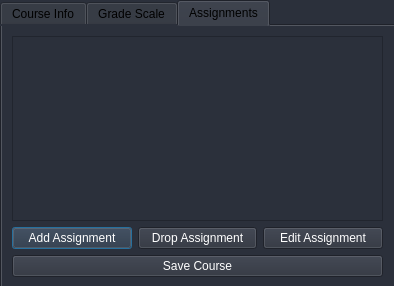
First picture: the form in src/CourseWizard.ui, repository meeksjt/SuperTeacherGradebook499, before the edit.
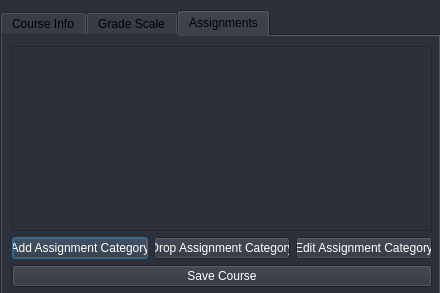
Second picture: the form after the edit. The open tabs and pages were chosen to show the change.

```diff
--- a/src/CourseWizard.ui
+++ b/src/CourseWizard.ui
@@ -6,8 +6,8 @@
    <rect>
     <x>0</x>
     <y>0</y>
-    <width>394</width>
-    <height>286</height>
+    <width>440</width>
+    <height>293</height>
    </rect>
   </property>
   <property name="windowTitle">
@@ -29,9 +29,9 @@
    <property name="geometry">
     <rect>
      <x>0</x>
-     <y>0</y>
-     <width>401</width>
-     <height>301</height>
+     <y>10</y>
+     <width>441</width>
+     <height>291</height>
     </rect>
    </property>
    <property name="sizePolicy">
@@ -603,7 +603,7 @@
       <rect>
        <x>10</x>
        <y>10</y>
-       <width>371</width>
+       <width>420</width>
        <height>241</height>
       </rect>
      </property>
@@ -618,21 +618,21 @@
           <item>
            <widget class="QPushButton" name="add_assignment_button">
             <property name="text">
-             <string>Add Assignment</string>
+             <string>Add Assignment Category</string>
             </property>
            </widget>
           </item>
           <item>
            <widget class="QPushButton" name="drop_assignment_button">
             <property name="text">
-             <string>Drop Assignment</string>
+             <string>Drop Assignment Category</string>
             </property>
            </widget>
           </item>
           <item>
            <widget class="QPushButton" name="edit_assignment_button">
             <property name="text">
-             <string>Edit Assignment</string>
+             <string>Edit Assignment Category</string>
             </property>
            </widget>
           </item>
```
Left out of the diff: 8 changed lines with no effect on the pictures.
